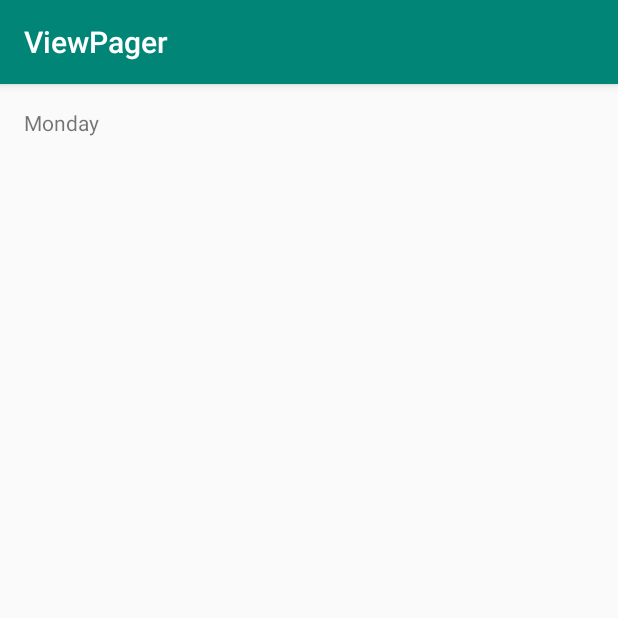
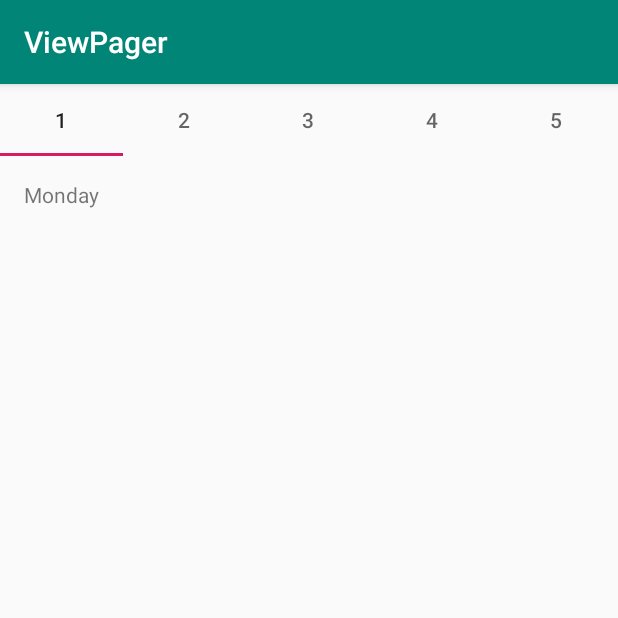
Before and after one commit to ydxb7/Learn_FragmentPagerAdapter, an Android app: the screen it shows after launch (MainActivity), on a phone screen of 412 x 824 dp, the top half of it. Run offline under Robolectric (Android 15) with nearby library versions, the phone set to English and light mode, and no system bars.

Commit message:
添加标签页

```diff
--- a/app/build.gradle
+++ b/app/build.gradle
@@ -26,4 +26,5 @@ dependencies {
     testImplementation 'junit:junit:4.12'
     androidTestImplementation 'com.android.support.test:runner:1.0.2'
     androidTestImplementation 'com.android.support.test.espresso:espresso-core:3.0.2'
+    implementation 'com.android.support:design:28.0.0'
 }
--- a/app/src/main/java/com/example/android/viewpager/MainActivity.java
+++ b/app/src/main/java/com/example/android/viewpager/MainActivity.java
@@ -16,6 +16,7 @@
 package com.example.android.viewpager;
 
 import android.os.Bundle;
+import android.support.design.widget.TabLayout;
 import android.support.v4.view.ViewPager;
 import android.support.v7.app.AppCompatActivity;
 
@@ -39,5 +40,10 @@ public class MainActivity extends AppCompatActivity {
 
         // Set the adapter onto the view pager
         viewPager.setAdapter(adapter);
+
+        // Give the TabLayout the ViewPager
+        TabLayout tabLayout = (TabLayout) findViewById(R.id.sliding_tabs);
+        tabLayout.setupWithViewPager(viewPager);
+
     }
 }
--- a/app/src/main/java/com/example/android/viewpager/SimpleFragmentPagerAdapter.java
+++ b/app/src/main/java/com/example/android/viewpager/SimpleFragmentPagerAdapter.java
@@ -15,6 +15,8 @@
  */
 package com.example.android.viewpager;
 
+import android.content.Context;
+import android.support.annotation.Nullable;
 import android.support.v4.app.Fragment;
 import android.support.v4.app.FragmentManager;
 import android.support.v4.app.FragmentPagerAdapter;
@@ -23,6 +25,9 @@ import android.support.v4.app.FragmentPagerAdapter;
  * Provides the appropriate {@link Fragment} for a view pager.
  */
 public class SimpleFragmentPagerAdapter extends FragmentPagerAdapter {
+
+    final int PAGE_COUNT = 5;
+    private String tabTitles[] = new String[] { "1", "2", "3", "4", "5" };
 
     public SimpleFragmentPagerAdapter(FragmentManager fm) {
         super(fm);
@@ -45,6 +50,11 @@ public class SimpleFragmentPagerAdapter extends FragmentPagerAdapter {
 
     @Override
     public int getCount() {
-        return 5;
+        return PAGE_COUNT;
+    }
+
+    @Override
+    public CharSequence getPageTitle(int position) {
+        return tabTitles[position];
     }
 }
--- a/app/src/main/res/layout/activity_main.xml
+++ b/app/src/main/res/layout/activity_main.xml
@@ -1,5 +1,4 @@
-<?xml version="1.0" encoding="utf-8"?>
-<!-- Copyright (C) 2016 The Android Open Source Project
+<?xml version="1.0" encoding="utf-8"?><!-- Copyright (C) 2016 The Android Open Source Project
 
      Licensed under the Apache License, Version 2.0 (the "License");
      you may not use this file except in compliance with the License.
@@ -12,14 +11,20 @@
      WITHOUT WARRANTIES OR CONDITIONS OF ANY KIND, either express or implied.
      See the License for the specific language governing permissions and
      limitations under the License.
--->
-<!-- Layout for the main screen -->
+--><!-- Layout for the main screen -->
 <LinearLayout xmlns:android="http://schemas.android.com/apk/res/android"
+    xmlns:app="http://schemas.android.com/apk/res-auto"
     xmlns:tools="http://schemas.android.com/tools"
     android:layout_width="match_parent"
     android:layout_height="match_parent"
     android:orientation="vertical"
     tools:context="com.example.android.viewpager.MainActivity">
+
+    <android.support.design.widget.TabLayout
+        android:id="@+id/sliding_tabs"
+        android:layout_width="match_parent"
+        android:layout_height="wrap_content"
+        app:tabMode="fixed" />
 
     <android.support.v4.view.ViewPager
         android:id="@+id/viewpager"
```
